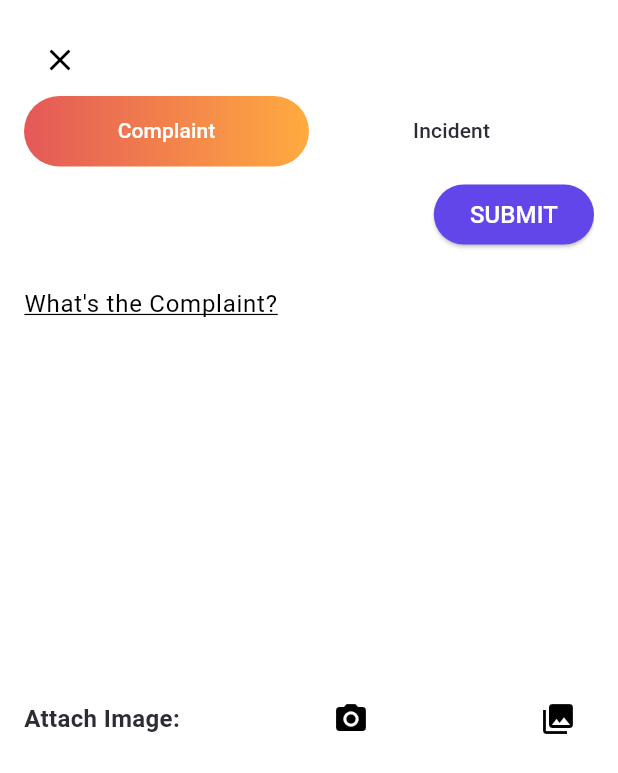
After one commit to DuncanBiwott/FastTrack-app, a Flutter app: the MainPostScreen screen opened directly, on a phone screen of 412 x 824 dp. The commit adds this screen. Shown: the top 773 px of the screen. Run offline on Flutter 3.47's test engine with Material 2 defaults, Android fonts, the phone set to English and light mode, and no system bars; our stand-ins replace another_flushbar, dio, flutter_typeahead, font_awesome_flutter, image_picker, shared_preferences; accounts and stored records are empty; network calls fail.

Commit message:
create user post pages

```diff
--- /dev/null
+++ b/fast_track/lib/models/complaint.dart
@@ -0,0 +1,23 @@
+import 'package:json_annotation/json_annotation.dart';
+part 'complaint.g.dart';
+@JsonSerializable()
+class Complaint {
+  String? title;
+  String? description;
+  String? submissionDateTime;
+  String? status;
+  String? location;
+  String? category;
+
+  Complaint(
+      {this.title,
+      this.description,
+      this.submissionDateTime,
+      this.status,
+      this.location,
+      this.category});
+
+factory Complaint.fromJson(Map<String, dynamic> json) => _$ComplaintFromJson(json);
+Map<String, dynamic> toJson() => _$ComplaintToJson(this);
+
+}
--- /dev/null
+++ b/fast_track/lib/views/post_pages/main_post_screen.dart
@@ -0,0 +1,293 @@
+import 'dart:io';
+
+import 'package:fast_track/constants/constants.dart';
+import 'package:flutter/material.dart';
+import 'package:image_picker/image_picker.dart';
+
+class MainPostScreen extends StatefulWidget {
+  @override
+  _MainPostScreenState createState() => _MainPostScreenState();
+}
+
+class _MainPostScreenState extends State<MainPostScreen>
+    with SingleTickerProviderStateMixin {
+  TextEditingController? _tweetController;
+  final List<File> _images = [];
+  TabController? _tabController;
+
+  @override
+  void initState() {
+    super.initState();
+    _tweetController = TextEditingController();
+    _tabController = TabController(length: 2, vsync: this);
+  }
+
+  @override
+  void dispose() {
+    _tweetController!.dispose();
+    super.dispose();
+  }
+
+  void _removeImage(int index) {
+    setState(() {
+      _images.removeAt(index);
+    });
+  }
+
+  Future<void> _pickImage(ImageSource source) async {
+    final picker = ImagePicker();
+    final pickedImage = await picker.pickImage(source: source);
+    if (pickedImage != null) {
+      setState(() {
+        _images.add(File(pickedImage.path));
+      });
+    }
+  }
+
+  @override
+  Widget build(BuildContext context) {
+    return Scaffold(
+      body: Padding(
+        padding: const EdgeInsets.all(16.0),
+        child: Column(
+          crossAxisAlignment: CrossAxisAlignment.stretch,
+          children: [
+            Align(
+              alignment: Alignment.topLeft,
+              child: IconButton(
+                icon: Icon(Icons.close),
+                onPressed: () => Navigator.pop(context),
+              ),
+            ),
+            TabBar(
+              indicatorWeight: 1.0,
+              controller: _tabController,
+              unselectedLabelColor: Constants().headline,
+              labelColor: Colors.white,
+              indicatorSize: TabBarIndicatorSize.tab,
+              indicator: BoxDecoration(
+                  gradient: LinearGradient(
+                      colors: [Constants().tartiary, Colors.orangeAccent]),
+                  borderRadius: BorderRadius.circular(50),
+                  color: Constants().tartiary),
+              tabs: const [
+                Tab(text: 'Complaint'),
+                Tab(text: 'Incident'),
+              ],
+            ),
+            Expanded(
+                child: TabBarView(
+              controller: _tabController,
+              children: [
+                Column(
+                  crossAxisAlignment: CrossAxisAlignment.stretch,
+                  children: [
+                    Padding(
+                      padding: const EdgeInsets.only(top: 8.0, left: 8.0),
+                      child: Align(
+                        alignment: Alignment.topRight,
+                        child: ElevatedButton(
+                            onPressed: () {},
+                            style: ButtonStyle(
+                              backgroundColor: MaterialStateProperty.all<Color>(
+                                Constants().p_button,
+                              ),
+                              shape: MaterialStateProperty.all<
+                                  RoundedRectangleBorder>(
+                                RoundedRectangleBorder(
+                                  borderRadius: BorderRadius.circular(30.0),
+                                ),
+                              ),
+                            ),
+                            child: Text(
+                              'SUBMIT',
+                              style: TextStyle(
+                                color: Constants().p_button_text,
+                                fontSize: 16.0,
+                              ),
+                            )),
+                      ),
+                    ),
+                    const SizedBox(height: 16.0),
+                    TextField(
+                      autocorrect: true,
+                      maxLines: 10,
+                      enableSuggestions: true,
+                      controller: _tweetController,
+                      style: const TextStyle(
+                        decoration: TextDecoration.underline,
+                      ),
+                      cursorColor: Colors.blue,
+                      decoration: const InputDecoration(
+                        hintText: "What's the Complaint?",
+                        border: InputBorder.none,
+                      ),
+                    ),
+                    const SizedBox(height: 16.0),
+                    Row(
+                      mainAxisAlignment: MainAxisAlignment.spaceBetween,
+                      children: [
+                        const Text(
+                          'Attach Image:',
+                          style: TextStyle(
+                            fontSize: 16.0,
+                            fontWeight: FontWeight.bold,
+                          ),
+                        ),
+                        IconButton(
+                          icon: Icon(Icons.photo_camera),
+                          onPressed: () => _pickImage(ImageSource.camera),
+                        ),
+                        IconButton(
+                          icon: Icon(Icons.photo_library),
+                          onPressed: () => _pickImage(ImageSource.gallery),
+                        ),
+                      ],
+                    ),
+                    const SizedBox(height: 8.0),
+                    Expanded(
+                      child: ListView.builder(
+                        itemCount: _images.length,
+                        itemBuilder: (context, index) {
+                          return Stack(
+                            children: [
+                              Container(
+                                margin: EdgeInsets.only(top: 8.0),
+                                height: 200.0,
+                                decoration: BoxDecoration(
+                                  borderRadius: BorderRadius.circular(8.0),
+                                  image: DecorationImage(
+                                    image: FileImage(_images[index]),
+                                    fit: BoxFit.cover,
+                                  ),
+                                ),
+                              ),
+                              Positioned(
+                                top: 8.0,
+                                right: 8.0,
+                                child: GestureDetector(
+                                  onTap: () => _removeImage(index),
+                                  child: Icon(
+                                    Icons.cancel,
+                                    color: Constants().tartiary,
+                                    size: 32.0,
+                                  ),
+                                ),
+                              ),
+                            ],
+                          );
+                        },
+                      ),
+                    ),
+                  ],
+                ),
+                Column(
+                  crossAxisAlignment: CrossAxisAlignment.stretch,
+                  children: [
+                    Padding(
+                      padding: const EdgeInsets.only(top: 8.0, left: 8.0),
+                      child: Align(
+                        alignment: Alignment.topRight,
+                        child: ElevatedButton(
+                            onPressed: () {},
+                            style: ButtonStyle(
+                              backgroundColor: MaterialStateProperty.all<Color>(
+                                Constants().p_button,
+                              ),
+                              shape: MaterialStateProperty.all<
+                                  RoundedRectangleBorder>(
+                                RoundedRectangleBorder(
+                                  borderRadius: BorderRadius.circular(30.0),
+                                ),
+                              ),
+                            ),
+                            child: Text(
+                              'SUBMIT',
+                              style: TextStyle(
+                                color: Constants().p_button_text,
+                                fontSize: 16.0,
+                              ),
+                            )),
+                      ),
+                    ),
+                    const SizedBox(height: 16.0),
+                    TextField(
+                      autocorrect: true,
+                      maxLines: 10,
+                      enableSuggestions: true,
+                      controller: _tweetController,
+                      style: const TextStyle(
+                        decoration: TextDecoration.underline,
+                      ),
+                      cursorColor: Colors.blue,
+                      decoration: const InputDecoration(
+                        hintText: "Rport What's  happening?",
+                        border: InputBorder.none,
+                      ),
+                    ),
+                    const SizedBox(height: 16.0),
+                    Row(
+                      mainAxisAlignment: MainAxisAlignment.spaceBetween,
+                      children: [
+                        const Text(
+                          'Attach Image:',
+                          style: TextStyle(
+                            fontSize: 16.0,
+                            fontWeight: FontWeight.bold,
+                          ),
+                        ),
+                        IconButton(
+                          icon: const Icon(Icons.photo_camera),
+                          onPressed: () => _pickImage(ImageSource.camera),
+                        ),
+                        IconButton(
+                          icon: const Icon(Icons.photo_library),
+                          onPressed: () => _pickImage(ImageSource.gallery),
+                        ),
+                      ],
+                    ),
+                    const SizedBox(height: 8.0),
+                    Expanded(
+                      child: ListView.builder(
+                        itemCount: _images.length,
+                        itemBuilder: (context, index) {
+                          return Stack(
+                            children: [
+                              Container(
+                                margin: const EdgeInsets.only(top: 8.0),
+                                height: 200.0,
+                                decoration: BoxDecoration(
+                                  borderRadius: BorderRadius.circular(8.0),
+                                  image: DecorationImage(
+                                    image: FileImage(_images[index]),
+                                    fit: BoxFit.cover,
+                                  ),
+                                ),
+                              ),
+                              Positioned(
+                                top: 8.0,
+                                right: 8.0,
+                                child: GestureDetector(
+                                  onTap: () => _removeImage(index),
+                                  child: Icon(
+                                    Icons.cancel,
+                                    color: Constants().tartiary,
+                                    size: 32.0,
+                                  ),
+                                ),
+                              ),
+                            ],
+                          );
+                        },
+                      ),
+                    ),
+                  ],
+                ),
+              ],
+            )),
+          ],
+        ),
+      ),
+    );
+  }
+}
--- a/fast_track/pubspec.yaml
+++ b/fast_track/pubspec.yaml
@@ -45,6 +45,7 @@ dependencies:
   json_annotation: ^4.0.1
   another_flushbar: ^1.12.29
   shared_preferences: ^2.1.0
+  image_picker: ^0.8.9
 
 dev_dependencies:
   flutter_test:
```
Also changed, not shown: fast_track/lib/main.dart (+7 -10 lines), fast_track/lib/services/api/user_request_services/complaint_client.dart (added, +96 -0 lines), fast_track/lib/views/dashboard.dart (+13 -0 lines), fast_track/lib/models/complaint.g.dart (added), fast_track/lib/services/api/user_request_services/incident_client.dart (added), fast_track/pubspec.lock, 5 other files.
